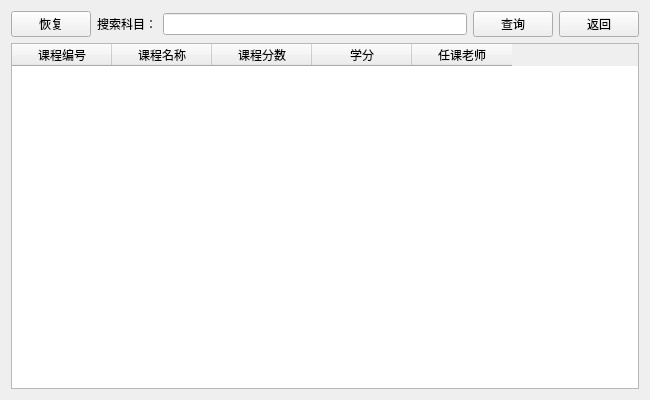
Before: the Qt Designer form untitled1/stuscoreui.ui in 2018876441/C-_project, drawn with Qt 5.
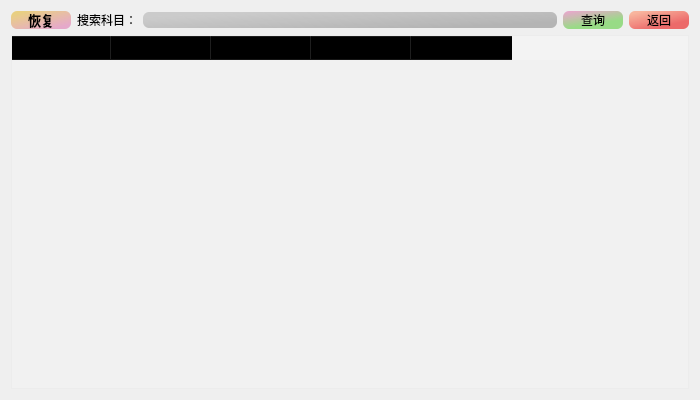
After: the same form once the commit is applied.

```diff
--- a/untitled1/stuscoreui.ui
+++ b/untitled1/stuscoreui.ui
@@ -6,7 +6,7 @@
    <rect>
     <x>0</x>
     <y>0</y>
-    <width>650</width>
+    <width>700</width>
     <height>400</height>
    </rect>
   </property>
@@ -18,8 +18,8 @@
   </property>
   <property name="maximumSize">
    <size>
-    <width>650</width>
-    <height>400</height>
+    <width>720</width>
+    <height>1024</height>
    </size>
   </property>
   <property name="windowTitle">
@@ -32,6 +32,23 @@
       <layout class="QHBoxLayout" name="horizontalLayout_4">
        <item>
         <widget class="QPushButton" name="recover">
+         <property name="minimumSize">
+          <size>
+           <width>60</width>
+           <height>17</height>
+          </size>
+         </property>
+         <property name="font">
+          <font>
+           <pointsize>10</pointsize>
+           <bold>true</bold>
+           <hintingpreference>PreferDefaultHinting</hintingpreference>
+          </font>
+         </property>
+         <property name="styleSheet">
+          <string notr="true">background-color: qlineargradient(spread:pad, x1:0.107955, y1:0.137, x2:0.773, y2:0.920364, stop:0 rgba(230, 195, 87, 182), stop:1 rgba(227, 149, 191, 197));
+border-radius:6px;</string>
+         </property>
          <property name="text">
           <string>恢复</string>
          </property>
@@ -45,10 +62,25 @@
         </widget>
        </item>
        <item>
-        <widget class="QLineEdit" name="checkEdit"/>
+        <widget class="QLineEdit" name="checkEdit">
+         <property name="styleSheet">
+          <string notr="true">background-color: qlineargradient(spread:pad, x1:0.107955, y1:0.177, x2:0.87, y2:0.766955, stop:0.00568182 rgba(66, 66, 66, 52), stop:1 rgba(88, 88, 88, 99));
+border-radius:6px;</string>
+         </property>
+        </widget>
        </item>
        <item>
         <widget class="QPushButton" name="checkBtn">
+         <property name="minimumSize">
+          <size>
+           <width>60</width>
+           <height>17</height>
+          </size>
+         </property>
+         <property name="styleSheet">
+          <string notr="true">background-color: qlineargradient(spread:pad, x1:0.574, y1:0.710864, x2:0.182, y2:0, stop:0 rgba(108, 209, 81, 170), stop:1 rgba(227, 149, 191, 197));
+border-radius:6px;</string>
+         </property>
          <property name="text">
           <string>查询</string>
          </property>
@@ -56,6 +88,16 @@
        </item>
        <item>
         <widget class="QPushButton" name="returnBtn">
+         <property name="minimumSize">
+          <size>
+           <width>60</width>
+           <height>17</height>
+          </size>
+         </property>
+         <property name="styleSheet">
+          <string notr="true">background-color: qlineargradient(spread:pad, x1:0.154, y1:0.0734545, x2:0.687637, y2:0.755773, stop:0 rgba(255, 138, 97, 145), stop:1 rgba(234, 25, 25, 158));
+border-radius:6px;</string>
+         </property>
          <property name="text">
           <string>返回</string>
          </property>
@@ -69,6 +111,18 @@
     <layout class="QHBoxLayout" name="horizontalLayout_2">
      <item>
       <widget class="QTableWidget" name="table">
+       <property name="enabled">
+        <bool>true</bool>
+       </property>
+       <property name="font">
+        <font>
+         <pointsize>10</pointsize>
+         <bold>true</bold>
+        </font>
+       </property>
+       <property name="styleSheet">
+        <string notr="true">background-color: rgba(255, 255, 255, 31);</string>
+       </property>
        <column>
         <property name="text">
          <string>课程编号</string>
```
